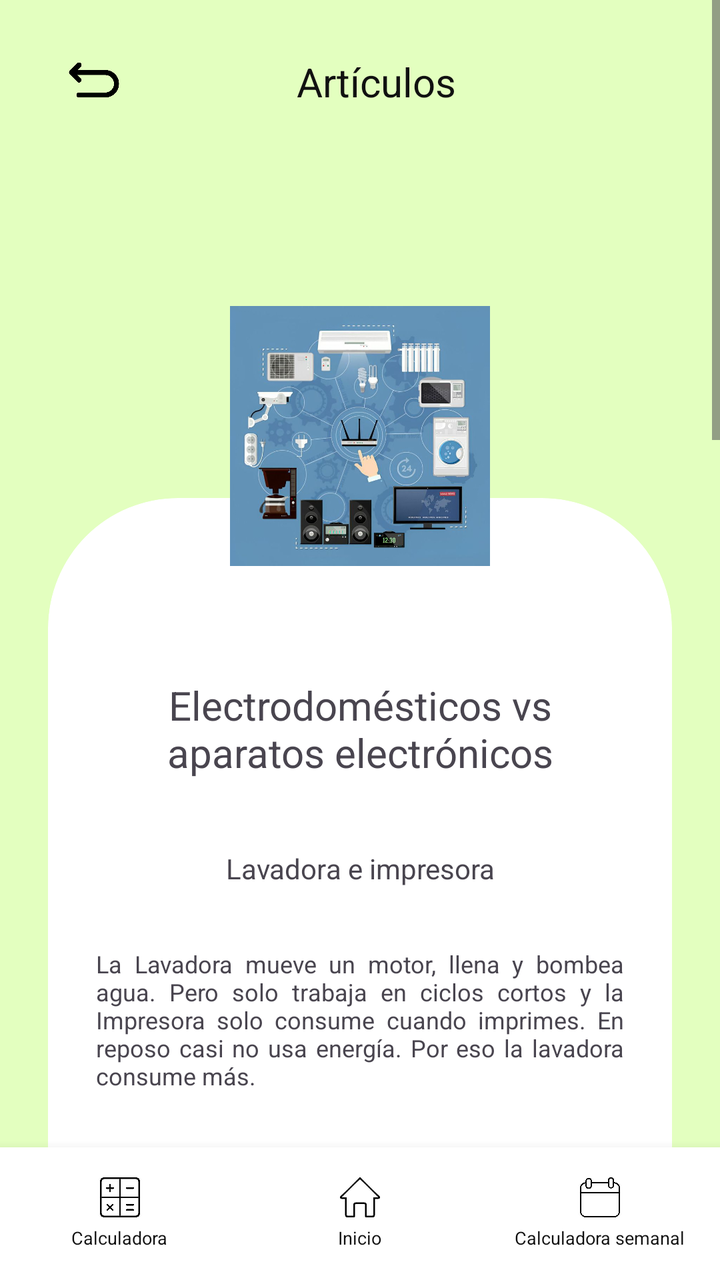
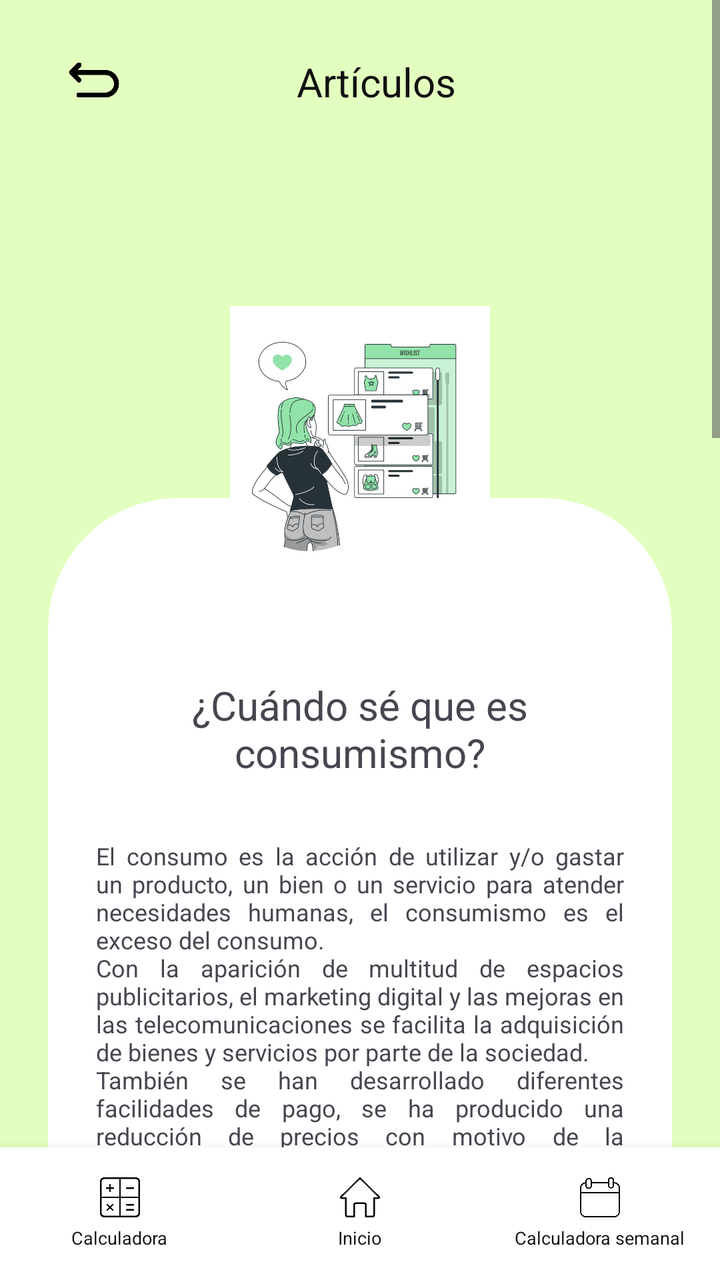

The first picture is an Android layout as it rendered before a commit; the second is the same layout after the commit. The layout source and the unified diff follow.
<!-- AndroidManifest.xml: application theme Theme.R3 -->
<!-- res/layout/activity_articulo3.xml -->
<?xml version="1.0" encoding="utf-8"?>
<androidx.constraintlayout.widget.ConstraintLayout xmlns:android="http://schemas.android.com/apk/res/android"
    xmlns:app="http://schemas.android.com/apk/res-auto"
    xmlns:tools="http://schemas.android.com/tools"
    android:id="@+id/main"
    android:layout_width="match_parent"
    android:layout_height="match_parent"
    android:background="#E3FFBF"
    tools:context=".Articulo3">

    <ScrollView
        android:layout_width="0dp"
        android:layout_height="0dp"
        android:fillViewport="true"
        android:layout_weight="1"
        app:layout_constraintTop_toTopOf="parent"
        app:layout_constraintBottom_toTopOf="@+id/barrainferior"
        app:layout_constraintStart_toStartOf="parent"
        app:layout_constraintEnd_toEndOf="parent">

        <LinearLayout
            android:layout_width="match_parent"
            android:layout_height="wrap_content"
            android:orientation="vertical"
            android:paddingBottom="24dp">

            <LinearLayout
                android:id="@+id/linearLayout"
                android:layout_width="match_parent"
                android:layout_height="wrap_content"
                android:orientation="horizontal"
                android:gravity="center_vertical"
                android:paddingTop="10dp"
                android:paddingHorizontal="16dp">

                <ImageView
                    android:id="@+id/reg"
                    android:layout_width="30dp"
                    android:layout_height="30dp"
                    android:clickable="true"
                    android:focusable="true"
                    android:layout_marginStart="16dp"
                    android:layout_marginTop="10dp"
                    android:src="@drawable/regresar" />
                <TextView
                    android:id="@+id/tvTituloPantallaArt"
                    android:layout_width="0dp"
                    android:layout_height="wrap_content"
                    android:layout_weight="16"
                    android:gravity="center"
                    android:text="@string/txt32"
                    android:textColor="#111111"
                    android:textSize="20sp"
                    android:layout_marginEnd="30dp"
                    android:layout_marginTop="11dp"/>

            </LinearLayout>

            <FrameLayout
                android:layout_width="match_parent"
                android:layout_height="wrap_content"
                android:layout_margin="24dp">

                <androidx.cardview.widget.CardView
                    android:id="@+id/cardView"
                    android:layout_width="match_parent"
                    android:layout_height="match_parent"
                    android:layout_marginHorizontal="0dp"
                    android:layout_marginTop="175dp"
                    android:layout_marginBottom="-60dp"
                    app:cardBackgroundColor="@android:color/white"
                    app:cardCornerRadius="65dp"
                    app:cardElevation="0dp">

                    <LinearLayout
                        android:layout_width="match_parent"
                        android:layout_height="wrap_content"
                        android:orientation="vertical"
                        android:paddingTop="90dp"
                        android:paddingHorizontal="24dp"
                        android:paddingBottom="150dp">

                        <TextView
                            android:id="@+id/textView8"
                            android:layout_width="match_parent"
                            android:layout_height="wrap_content"
                            android:text="@string/txt36"
                            android:textSize="20sp"
                            android:textAlignment="center"/>

                        <TextView
                            android:id="@+id/textViewart2subtit"
                            android:layout_width="match_parent"
                            android:layout_height="wrap_content"
                            android:text="@string/txt45"
                            android:layout_marginTop="35dp"
                            android:textAlignment="center"
                            android:textSize="14sp" />

                        <TextView
                            android:id="@+id/textViewcontlav"
                            android:layout_width="match_parent"
                            android:layout_height="wrap_content"
                            android:layout_marginTop="30dp"
                            android:layout_marginBottom="30dp"
                            android:justificationMode="inter_word"
                            android:text="@string/txt46"
                            android:textSize="12sp"/>

                        <ImageView
                            android:id="@+id/imageView10"
                            android:layout_width="match_parent"
                            android:layout_height="150dp"
                            android:layout_marginTop="-50dp"
                            android:layout_marginBottom="-20dp"
                            android:src="@drawable/lav_imp" />

                        <TextView
                            android:id="@+id/textViewrefri_boc"
                            android:layout_width="match_parent"
                            android:layout_height="wrap_content"
                            android:text="@string/txt47"
                            android:layout_marginTop="35dp"
                            android:textAlignment="center"
                            android:textSize="14sp" />

                        <TextView
                            android:id="@+id/textViewref"
                            android:layout_width="match_parent"
                            android:layout_height="wrap_content"
                            android:layout_marginTop="30dp"
                            android:layout_marginBottom="30dp"
                            android:justificationMode="inter_word"
                            android:text="@string/txt48"
                            android:textSize="12sp"/>

                        <ImageView
                            android:id="@+id/imageView11"
                            android:layout_width="match_parent"
                            android:layout_height="150dp"
                            android:layout_marginTop="-50dp"
                            android:layout_marginBottom="-20dp"
                            android:src="@drawable/refribocina" />

                        <TextView
                            android:id="@+id/textViewrefri_boiler"
                            android:layout_width="match_parent"
                            android:layout_height="wrap_content"
                            android:text="@string/txt49"
                            android:layout_marginTop="35dp"
                            android:textAlignment="center"
                            android:textSize="14sp" />

                        <TextView
                            android:id="@+id/textViewrefri"
                            android:layout_width="match_parent"
                            android:layout_height="wrap_content"
                            android:layout_marginTop="30dp"
                            android:layout_marginBottom="30dp"
                            android:justificationMode="inter_word"
                            android:text="@string/txt50"
                            android:textSize="12sp"/>

                        <ImageView
                            android:id="@+id/imageView13"
                            android:layout_width="match_parent"
                            android:layout_height="150dp"
                            android:layout_marginTop="-50dp"
                            android:layout_marginBottom="-20dp"
                            android:src="@drawable/boiler_mac" />

                        <TextView
                            android:id="@+id/textViewrebib"
                            android:layout_width="match_parent"
                            android:layout_height="wrap_content"
                            android:layout_marginTop="150dp"
                            android:justificationMode="inter_word"
                            android:text="@string/txt53"
                            android:textSize="12sp"/>

                    </LinearLayout>

                </androidx.cardview.widget.CardView>

                <ImageView
                    android:id="@+id/imageViewim"
                    android:layout_width="130dp"
                    android:layout_height="188dp"
                    android:layout_gravity="center_horizontal"
                    android:layout_marginTop="50dp"
                    android:src="@drawable/apelec" />

            </FrameLayout>

        </LinearLayout>

    </ScrollView>

    <LinearLayout
        android:id="@+id/barrainferior"
        android:layout_width="match_parent"
        android:layout_height="wrap_content"
        android:background="@android:color/white"
        android:elevation="8dp"
        android:gravity="center_vertical"
        android:orientation="horizontal"
        android:paddingVertical="15dp"
        app:layout_constraintBottom_toBottomOf="parent"
        app:layout_constraintEnd_toEndOf="parent"
        app:layout_constraintEnd_toStartOf="parent"
        tools:ignore="MissingConstraints">

        <LinearLayout
            android:id="@+id/calculadora"
            android:layout_width="0dp"
            android:layout_height="wrap_content"
            android:layout_weight="1"
            android:clickable="true"
            android:focusable="true"
            android:gravity="center"
            android:orientation="vertical">

            <ImageView
                android:id="@+id/imcalculadora"
                android:layout_width="20dp"
                android:layout_height="20dp"
                android:src="@drawable/calculadora" />

            <TextView
                android:id="@+id/textviewCal"
                android:layout_width="wrap_content"
                android:layout_height="wrap_content"
                android:layout_marginTop="4dp"
                android:text="@string/txt29"
                android:textColor="#111111"
                android:textSize="9sp" />

        </LinearLayout>

        <LinearLayout
            android:id="@+id/inicio"
            android:layout_width="0dp"
            android:layout_height="wrap_content"
            android:layout_weight="1"
            android:clickable="true"
            android:focusable="true"
            android:gravity="center"
            android:orientation="vertical">

            <ImageView
                android:id="@+id/iminicio"
                android:layout_width="20dp"
                android:layout_height="20dp"
                android:src="@drawable/inicio" />

            <TextView
                android:id="@+id/textviewinicio"
                android:layout_width="wrap_content"
                android:layout_height="wrap_content"
                android:layout_marginTop="4dp"
                android:text="@string/txt30"
                android:textColor="#111111"
                android:textSize="9sp" />

        </LinearLayout>

        <LinearLayout
            android:id="@+id/calendario"
            android:layout_width="0dp"
            android:layout_height="wrap_content"
            android:layout_weight="1"
            android:clickable="true"
            android:focusable="true"
            android:gravity="center"
            android:orientation="vertical">

            <ImageView
                android:id="@+id/imcalendario"
                android:layout_width="20dp"
                android:layout_height="20dp"
                android:src="@drawable/calendario" />

            <TextView
                android:id="@+id/textviewCalendario"
                android:layout_width="wrap_content"
                android:layout_height="wrap_content"
                android:layout_marginTop="4dp"
                android:text="@string/txt31"
                android:textColor="#111111"
                android:textSize="9sp" />

        </LinearLayout>


    </LinearLayout>

</androidx.constraintlayout.widget.ConstraintLayout>
<!-- resources referenced by this layout -->
<resources>
  <!-- drawable apelec: jpg bitmap (drawable, 61755 bytes) -->
  <!-- drawable boiler_mac: jpeg bitmap (drawable, 11003 bytes) -->
  <!-- drawable calculadora: png bitmap (drawable, 8969 bytes) -->
  <!-- drawable calendario: png bitmap (drawable, 9821 bytes) -->
  <!-- drawable inicio: png bitmap (drawable, 9602 bytes) -->
  <!-- drawable lav_imp: jpg bitmap (drawable, 9852 bytes) -->
  <!-- drawable refribocina: jpeg bitmap (drawable, 10090 bytes) -->
  <!-- drawable regresar: png bitmap (drawable, 6228 bytes) -->
  <string name="txt29">Calculadora</string>
      //Fer ................................................
  <string name="txt30">Inicio</string>
      //Fer .....................................................
  <string name="txt31">Calculadora semanal</string>
      //Fer ........................................
  <string name="txt32">Artículos</string>
      //Antto
  <string name="txt36">Electrodomésticos vs aparatos electrónicos</string>
  <string name="txt45">Lavadora e impresora</string>
  <string name="txt46">La Lavadora mueve un motor, llena y bombea agua. Pero solo trabaja en ciclos cortos y la Impresora solo consume cuando imprimes.
          En reposo casi no usa energía. Por eso la lavadora consume más.</string>
  <string name="txt47">Refrigerador y bocina</string>
  <string name="txt48">El Refrigerador, aunque parece poco, funciona las 24 horas del día. Por eso, al mes es de los que más cuestan y la Bocina transforma
          energía en sonido, que requiere poca potencia.</string>
  <string name="txt49">Boliter y máquina de cocer</string>
  <string name="txt50">El Boiler al calentar agua necesita muchísima energía eléctrica. Es el que más consume de todos y la Maquina de coser mantiene calor
          constante para cocer; generar calor siempre cuesta mucha energía.</string>
  <string name="txt53">JDA Eléctricos, (s.f.). Electrodomésticos vs dispositivos eléctronicos. JDA Eléctricos</string>
  <style name="Theme.R3" parent="Base.Theme.R3" />
  <style name="Base.Theme.R3" parent="Theme.Material3.Light.NoActionBar">
          
          
      </style>
</resources>

<!-- the commit's change to res/layout/activity_articulo3.xml (unified diff, before → after) -->
@@ -84,18 +84,11 @@
                             android:id="@+id/textView8"
                             android:layout_width="match_parent"
                             android:layout_height="wrap_content"
-                            android:text="@string/txt36"
+                            android:text="@string/txt37"
                             android:textSize="20sp"
                             android:textAlignment="center"/>
 
-                        <TextView
-                            android:id="@+id/textViewart2subtit"
-                            android:layout_width="match_parent"
-                            android:layout_height="wrap_content"
-                            android:text="@string/txt45"
-                            android:layout_marginTop="35dp"
-                            android:textAlignment="center"
-                            android:textSize="14sp" />
+
 
                         <TextView
                             android:id="@+id/textViewcontlav"
@@ -104,23 +97,15 @@
                             android:layout_marginTop="30dp"
                             android:layout_marginBottom="30dp"
                             android:justificationMode="inter_word"
-                            android:text="@string/txt46"
+                            android:text="@string/txt54"
                             android:textSize="12sp"/>
 
-                        <ImageView
-                            android:id="@+id/imageView10"
-                            android:layout_width="match_parent"
-                            android:layout_height="150dp"
-                            android:layout_marginTop="-50dp"
-                            android:layout_marginBottom="-20dp"
-                            android:src="@drawable/lav_imp" />
-
                         <TextView
                             android:id="@+id/textViewrefri_boc"
                             android:layout_width="match_parent"
                             android:layout_height="wrap_content"
-                            android:text="@string/txt47"
-                            android:layout_marginTop="35dp"
+                            android:text="@string/txt55"
+                            android:layout_marginTop="20dp"
                             android:textAlignment="center"
                             android:textSize="14sp" />
 
@@ -131,43 +116,9 @@
                             android:layout_marginTop="30dp"
                             android:layout_marginBottom="30dp"
                             android:justificationMode="inter_word"
-                            android:text="@string/txt48"
+                            android:text="@string/txt56"
                             android:textSize="12sp"/>
 
-                        <ImageView
-                            android:id="@+id/imageView11"
-                            android:layout_width="match_parent"
-                            android:layout_height="150dp"
-                            android:layout_marginTop="-50dp"
-                            android:layout_marginBottom="-20dp"
-                            android:src="@drawable/refribocina" />
-
-                        <TextView
-                            android:id="@+id/textViewrefri_boiler"
-                            android:layout_width="match_parent"
-                            android:layout_height="wrap_content"
-                            android:text="@string/txt49"
-                            android:layout_marginTop="35dp"
-                            android:textAlignment="center"
-                            android:textSize="14sp" />
-
-                        <TextView
-                            android:id="@+id/textViewrefri"
-                            android:layout_width="match_parent"
-                            android:layout_height="wrap_content"
-                            android:layout_marginTop="30dp"
-                            android:layout_marginBottom="30dp"
-                            android:justificationMode="inter_word"
-                            android:text="@string/txt50"
-                            android:textSize="12sp"/>
-
-                        <ImageView
-                            android:id="@+id/imageView13"
-                            android:layout_width="match_parent"
-                            android:layout_height="150dp"
-                            android:layout_marginTop="-50dp"
-                            android:layout_marginBottom="-20dp"
-                            android:src="@drawable/boiler_mac" />
 
                         <TextView
                             android:id="@+id/textViewrebib"
@@ -188,7 +139,7 @@
                     android:layout_height="188dp"
                     android:layout_gravity="center_horizontal"
                     android:layout_marginTop="50dp"
-                    android:src="@drawable/apelec" />
+                    android:src="@drawable/consumismo" />
 
             </FrameLayout>
 
<!-- resource entries referenced after the edit -->
@@ -1,12 +1,9 @@
 <!-- resources referenced by this layout -->
 <resources>
-  <!-- drawable apelec: jpg bitmap (drawable, 61755 bytes) -->
-  <!-- drawable boiler_mac: jpeg bitmap (drawable, 11003 bytes) -->
   <!-- drawable calculadora: png bitmap (drawable, 8969 bytes) -->
   <!-- drawable calendario: png bitmap (drawable, 9821 bytes) -->
+  <!-- drawable consumismo: jpg bitmap (drawable, 43970 bytes) -->
   <!-- drawable inicio: png bitmap (drawable, 9602 bytes) -->
-  <!-- drawable lav_imp: jpg bitmap (drawable, 9852 bytes) -->
-  <!-- drawable refribocina: jpeg bitmap (drawable, 10090 bytes) -->
   <!-- drawable regresar: png bitmap (drawable, 6228 bytes) -->
   <string name="txt29">Calculadora</string>
       //Fer ................................................
@@ -16,17 +13,23 @@
       //Fer ........................................
   <string name="txt32">Artículos</string>
       //Antto
-  <string name="txt36">Electrodomésticos vs aparatos electrónicos</string>
-  <string name="txt45">Lavadora e impresora</string>
-  <string name="txt46">La Lavadora mueve un motor, llena y bombea agua. Pero solo trabaja en ciclos cortos y la Impresora solo consume cuando imprimes.
-          En reposo casi no usa energía. Por eso la lavadora consume más.</string>
-  <string name="txt47">Refrigerador y bocina</string>
-  <string name="txt48">El Refrigerador, aunque parece poco, funciona las 24 horas del día. Por eso, al mes es de los que más cuestan y la Bocina transforma
-          energía en sonido, que requiere poca potencia.</string>
-  <string name="txt49">Boliter y máquina de cocer</string>
-  <string name="txt50">El Boiler al calentar agua necesita muchísima energía eléctrica. Es el que más consume de todos y la Maquina de coser mantiene calor
-          constante para cocer; generar calor siempre cuesta mucha energía.</string>
+  <string name="txt37">¿Cuándo sé que es consumismo?</string>
   <string name="txt53">JDA Eléctricos, (s.f.). Electrodomésticos vs dispositivos eléctronicos. JDA Eléctricos</string>
+  <string name="txt54">El consumo es la acción de utilizar y/o gastar un producto, un bien o un servicio para atender
+          necesidades humanas, el consumismo es el exceso del consumo.\nCon la aparición de multitud de espacios publicitarios,
+          el marketing digital y las mejoras en las telecomunicaciones se facilita la adquisición de bienes y servicios por parte de la sociedad.
+          \nTambién se han desarrollado diferentes facilidades de pago, se ha producido una reducción de precios con motivo de la globalización y se
+          ha creado el mercado online, permitiendo la compra de un determinado bien desde cualquier lugar del planeta.</string>
+  <string name="txt55">Afectaciones al planeta</string>
+  <string name="txt56">Diariamente miles de hogares consumen juguetes, ropa, herramientas, bebidas, electrónicos, plástico, papel, muebles, alimentos,
+          entre otros. Éstos causan el 60% de emisiones de gases efecto invernadero, además de utilizar el 50% y 80% de los recursos naturales de la tierra
+          (agua, la tierra y la materia prima). Al incrementar el consumismo anualmente, aumenta el consumo de recursos naturales.\n\n
+          Además, es importante destacar que esta tendencia es el principal generador de desechos. Al usar tantos productos desechables, no se quita la necesidad
+          de querer obtener algo nuevo en un corto periodo de tiempo. Incluso los individuos sustituyen lo viejo por algo nuevo, así lo “viejo” este en buen estado.\n\nDejar de
+          comprar de manera excesiva es necesario para no contribuir más en desechar y comprar. Incluso en el mundo de la moda, no es necesario optar
+          por el modelo de usar y luego tirar las prendas que aún puedes utilizar. De hecho, te recomendamos ir con cuidado en este sector, ya que muchas veces se disfraza de
+          greenwashing. Te animamos a apostar por la moda sostenible y consciente, creando un armario cápsula con tus prendas básicas, de buena calidad y duraderas. Si estableces
+          conservar tu ropa un año o dos, ahorrarás dinero, agua y materia prima, además de evitar la contaminación del medio ambiente.</string>
   <style name="Theme.R3" parent="Base.Theme.R3" />
   <style name="Base.Theme.R3" parent="Theme.Material3.Light.NoActionBar">
           
